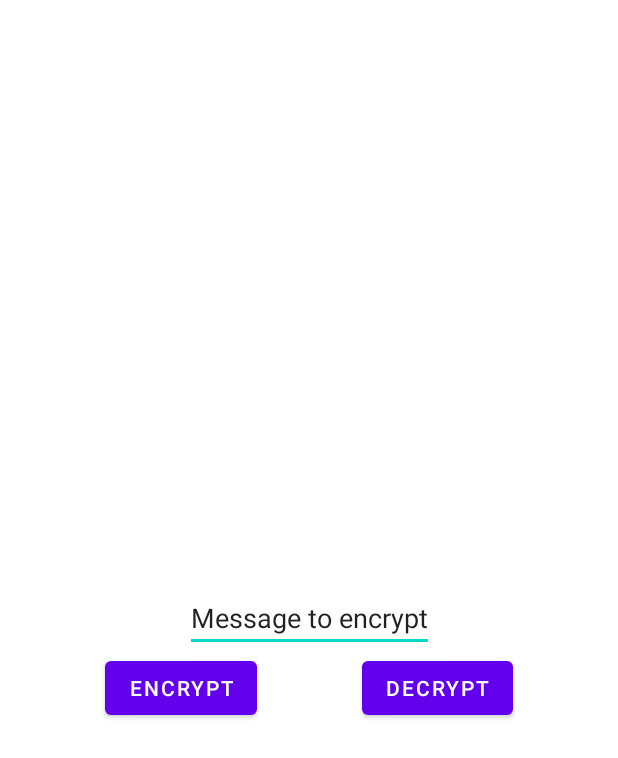
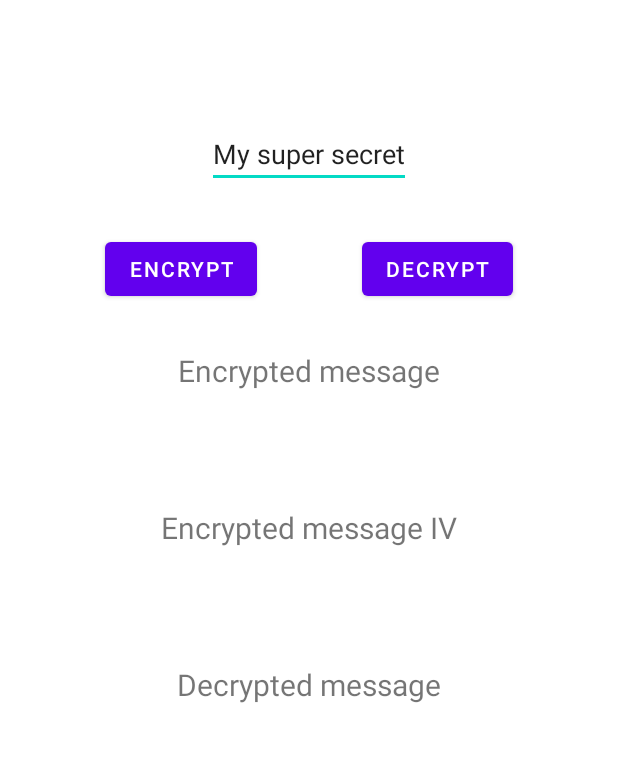
Before and after one commit to superjeffcplusplus/DAA_keystore, an Android app: the layout activity_main.xml on its own in the app's theme, with its tools: preview values and no code run, on a phone screen of 412 x 824 dp. Shown: the top 758 px of the screen. Run offline under Robolectric (Android 15) with nearby library versions, the phone set to English and light mode, and no system bars.

Commit message:
fix decrypt crash UI

```diff
--- a/app/src/main/java/ch/heigvd/daa/keystore/EncryptorSym.kt
+++ b/app/src/main/java/ch/heigvd/daa/keystore/EncryptorSym.kt
@@ -7,7 +7,6 @@ import javax.crypto.Cipher
 import javax.crypto.KeyGenerator
 import javax.crypto.SecretKey
 import javax.crypto.spec.GCMParameterSpec
-import javax.crypto.spec.IvParameterSpec
 
 class EncryptorSym(private val keyAlias: String) {
 
--- a/app/src/main/res/layout/activity_main.xml
+++ b/app/src/main/res/layout/activity_main.xml
@@ -7,7 +7,7 @@
 
     <EditText
         android:id="@+id/msg_to_encrypt"
-        app:layout_constraintBottom_toBottomOf="parent"
+        android:layout_marginTop="80dp"
         app:layout_constraintEnd_toEndOf="parent"
         app:layout_constraintStart_toStartOf="parent"
         app:layout_constraintTop_toTopOf="parent"
@@ -20,6 +20,7 @@
         android:id="@+id/encrypt_button"
         android:layout_width="wrap_content"
         android:layout_height="wrap_content"
+        android:layout_marginTop="30dp"
         app:layout_constraintTop_toBottomOf="@+id/msg_to_encrypt"
         app:layout_constraintStart_toStartOf="parent"
         app:layout_constraintEnd_toStartOf="@id/decrypt_button"
@@ -29,6 +30,7 @@
         android:id="@+id/decrypt_button"
         android:layout_width="wrap_content"
         android:layout_height="wrap_content"
+        android:layout_marginTop="30dp"
         app:layout_constraintTop_toBottomOf="@+id/msg_to_encrypt"
         app:layout_constraintStart_toEndOf="@id/encrypt_button"
         app:layout_constraintEnd_toEndOf="parent"
@@ -36,23 +38,72 @@
 
 
     <TextView
-        android:id="@+id/encrypted_msg"
+        android:id="@+id/encrypted_msg_title"
         android:layout_width="wrap_content"
-        android:textSize="20dp"
+        android:layout_marginTop="30dp"
+        android:textSize="20sp"
         android:layout_height="wrap_content"
         app:layout_constraintEnd_toEndOf="parent"
         app:layout_constraintStart_toStartOf="parent"
         app:layout_constraintTop_toBottomOf="@id/encrypt_button"
+        android:text="Encrypted message"
+        />
+
+    <TextView
+        android:id="@+id/encrypted_msg"
+        android:layout_width="wrap_content"
+        android:layout_marginTop="20dp"
+        android:textSize="20sp"
+        android:layout_height="wrap_content"
+        app:layout_constraintEnd_toEndOf="parent"
+        app:layout_constraintStart_toStartOf="parent"
+        app:layout_constraintTop_toBottomOf="@id/encrypted_msg_title"
+        />
+
+    <TextView
+        android:id="@+id/encrypted_msg_iv_title"
+        android:layout_width="wrap_content"
+        android:layout_marginTop="30dp"
+        android:textSize="20sp"
+        android:layout_height="wrap_content"
+        app:layout_constraintEnd_toEndOf="parent"
+        app:layout_constraintStart_toStartOf="parent"
+        app:layout_constraintTop_toBottomOf="@id/encrypted_msg"
+        android:text="Encrypted message IV"
+        />
+
+    <TextView
+        android:id="@+id/encrypted_msg_iv"
+        android:layout_width="wrap_content"
+        android:layout_marginTop="20dp"
+        android:textSize="20sp"
+        android:layout_height="wrap_content"
+        app:layout_constraintEnd_toEndOf="parent"
+        app:layout_constraintStart_toStartOf="parent"
+        app:layout_constraintTop_toBottomOf="@id/encrypted_msg_iv_title"
+        />
+
+    <TextView
+        android:id="@+id/decrypted_msg_title"
+        android:textSize="20sp"
+        android:layout_marginTop="30dp"
+        android:layout_width="wrap_content"
+        android:layout_height="wrap_content"
+        app:layout_constraintEnd_toEndOf="parent"
+        app:layout_constraintStart_toStartOf="parent"
+        app:layout_constraintTop_toBottomOf="@id/encrypted_msg_iv"
+        android:text="Decrypted message"
         />
 
     <TextView
         android:id="@+id/decrypted_msg"
-        android:textSize="20dp"
+        android:textSize="20sp"
+        android:layout_marginTop="20dp"
         android:layout_width="wrap_content"
         android:layout_height="wrap_content"
         app:layout_constraintEnd_toEndOf="parent"
         app:layout_constraintStart_toStartOf="parent"
-        app:layout_constraintTop_toBottomOf="@id/encrypted_msg"
+        app:layout_constraintTop_toBottomOf="@id/decrypted_msg_title"
         />
 
 
--- a/app/src/main/res/values/strings.xml
+++ b/app/src/main/res/values/strings.xml
@@ -1,6 +1,6 @@
 <resources>
-    <string name="app_name">Labo1</string>
-    <string name="default_msg_to_encrypt">Message to encrypt</string>
+    <string name="app_name">Keystore Demo</string>
+    <string name="default_msg_to_encrypt">My super secret</string>
     <string name="encrypt">Encrypt</string>
     <string name="decrypt">Decrypt</string>
 </resources>
```
Also changed, not shown: app/src/main/AndroidManifest.xml (+0 -7 lines), app/src/main/java/ch/heigvd/daa/keystore/MainActivity.kt (+27 -13 lines).
